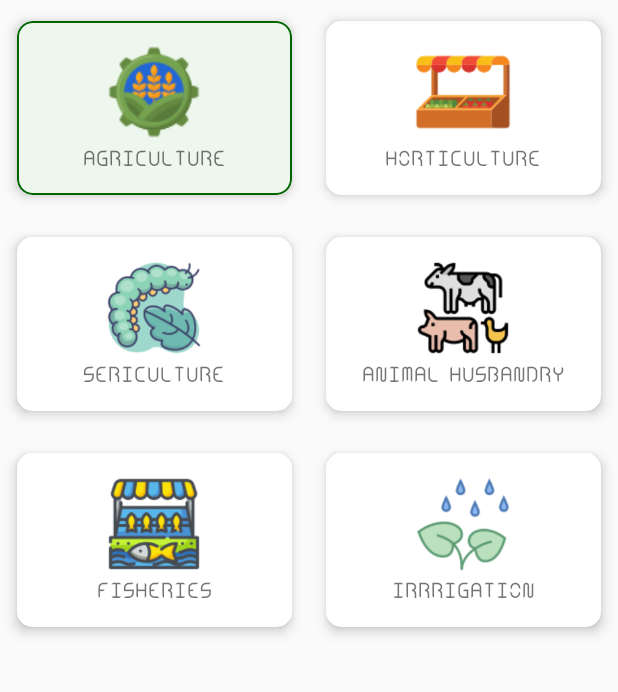
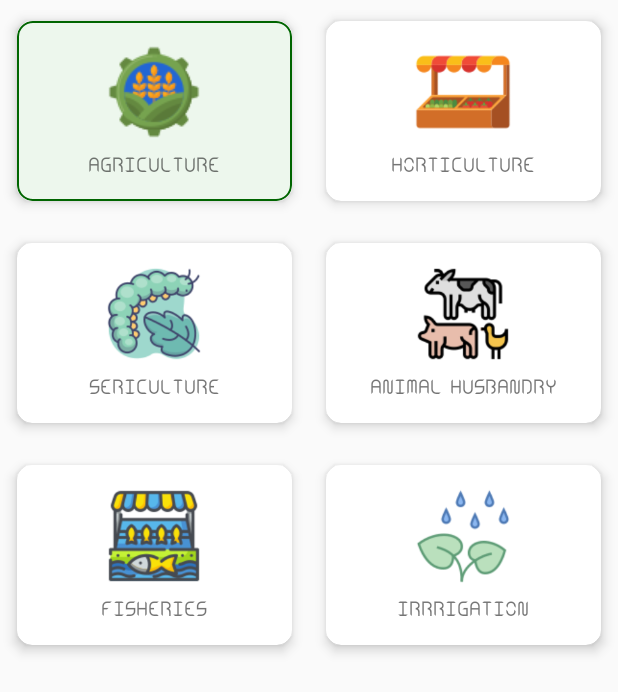
Before and after one commit to charan2591/AgriPMU, an Android app: the fragment FragmentMore shown on its own in the app's theme, on a phone screen of 412 x 824 dp. Shown: the top 692 px of the screen. Run offline under Robolectric (Android 15) with nearby library versions, the phone set to English and light mode, and no system bars.

Commit message:
Second Commit of this project

```diff
--- a/app/src/main/res/layout/fragment_more.xml
+++ b/app/src/main/res/layout/fragment_more.xml
@@ -41,8 +41,9 @@
                 <TextView
                     android:layout_width="wrap_content"
                     android:layout_height="wrap_content"
-                    android:layout_marginTop="5dp"
-                    android:text="AGRICULTURE"/>
+                    android:layout_marginTop="10dp"
+                    android:text="AGRICULTURE"
+                    android:textSize="13sp"/>
             </LinearLayout>
 
         </androidx.cardview.widget.CardView>
@@ -76,7 +77,8 @@
                 <TextView
                     android:layout_width="wrap_content"
                     android:layout_height="wrap_content"
-                    android:layout_marginTop="5dp"
+                    android:layout_marginTop="10dp"
+                    android:textSize="13sp"
                     android:text="HORTICULTURE"/>
             </LinearLayout>
 
@@ -117,7 +119,8 @@
                 <TextView
                     android:layout_width="wrap_content"
                     android:layout_height="wrap_content"
-                    android:layout_marginTop="5dp"
+                    android:layout_marginTop="10dp"
+                    android:textSize="13sp"
                     android:text="SERICULTURE"/>
             </LinearLayout>
 
@@ -153,7 +156,8 @@
                     android:layout_width="wrap_content"
                     android:layout_height="wrap_content"
                     android:gravity="center"
-                    android:layout_marginTop="5dp"
+                    android:layout_marginTop="10dp"
+                    android:textSize="13sp"
                     android:text="ANIMAL HUSBANDRY"/>
             </LinearLayout>
 
@@ -194,7 +198,8 @@
                 <TextView
                     android:layout_width="wrap_content"
                     android:layout_height="wrap_content"
-                    android:layout_marginTop="5dp"
+                    android:layout_marginTop="10dp"
+                    android:textSize="13sp"
                     android:text="FISHERIES"/>
             </LinearLayout>
 
@@ -229,7 +234,8 @@
                 <TextView
                     android:layout_width="wrap_content"
                     android:layout_height="wrap_content"
-                    android:layout_marginTop="5dp"
+                    android:layout_marginTop="10dp"
+                    android:textSize="13sp"
                     android:text="IRRRIGATION"/>
             </LinearLayout>
 
```
